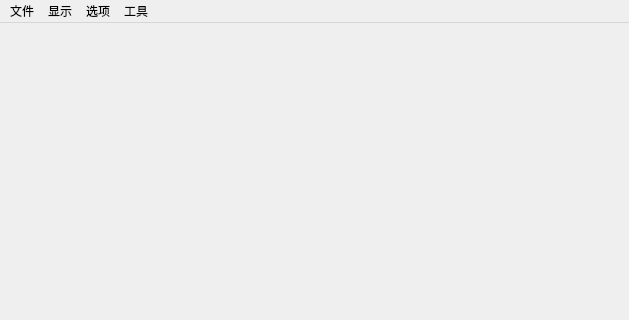
Before: the Qt Designer form VTK_Viewer/src/MainWindow.ui in yexuan333/GeoAlgoVisual_VTK, drawn with Qt 5; both pictures show x 0 to 629 and y 0 to 320 of the 629 by 623 pixel window.
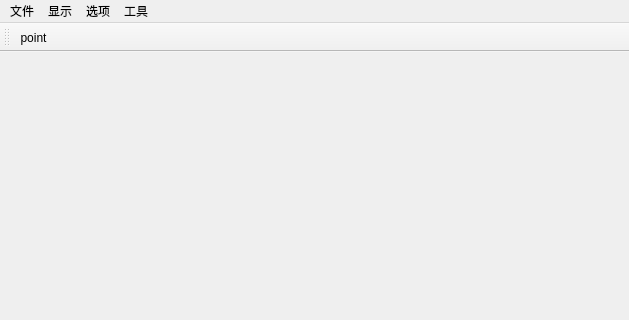
After: the same form once the commit is applied. Icons and pictures are not drawn.

Patch:
```diff
--- a/VTK_Viewer/src/MainWindow.ui
+++ b/VTK_Viewer/src/MainWindow.ui
@@ -72,6 +72,18 @@
    <addaction name="menuOption"/>
    <addaction name="menu"/>
   </widget>
+  <widget class="QToolBar" name="toolBar">
+   <property name="windowTitle">
+    <string>toolBar</string>
+   </property>
+   <attribute name="toolBarArea">
+    <enum>TopToolBarArea</enum>
+   </attribute>
+   <attribute name="toolBarBreak">
+    <bool>false</bool>
+   </attribute>
+   <addaction name="actionpoint"/>
+  </widget>
   <action name="actionOpenFile">
    <property name="enabled">
     <bool>true</bool>
@@ -159,6 +171,18 @@
     <string>zoom</string>
    </property>
   </action>
+  <action name="actionpoint">
+   <property name="icon">
+    <iconset>
+     <normaloff>../image/icons8-dot-24.png</normaloff>../image/icons8-dot-24.png</iconset>
+   </property>
+   <property name="text">
+    <string>point</string>
+   </property>
+   <property name="menuRole">
+    <enum>QAction::NoRole</enum>
+   </property>
+  </action>
  </widget>
  <resources/>
  <connections/>
```
Left out of the diff: 2 changed lines with no effect on the pictures.
